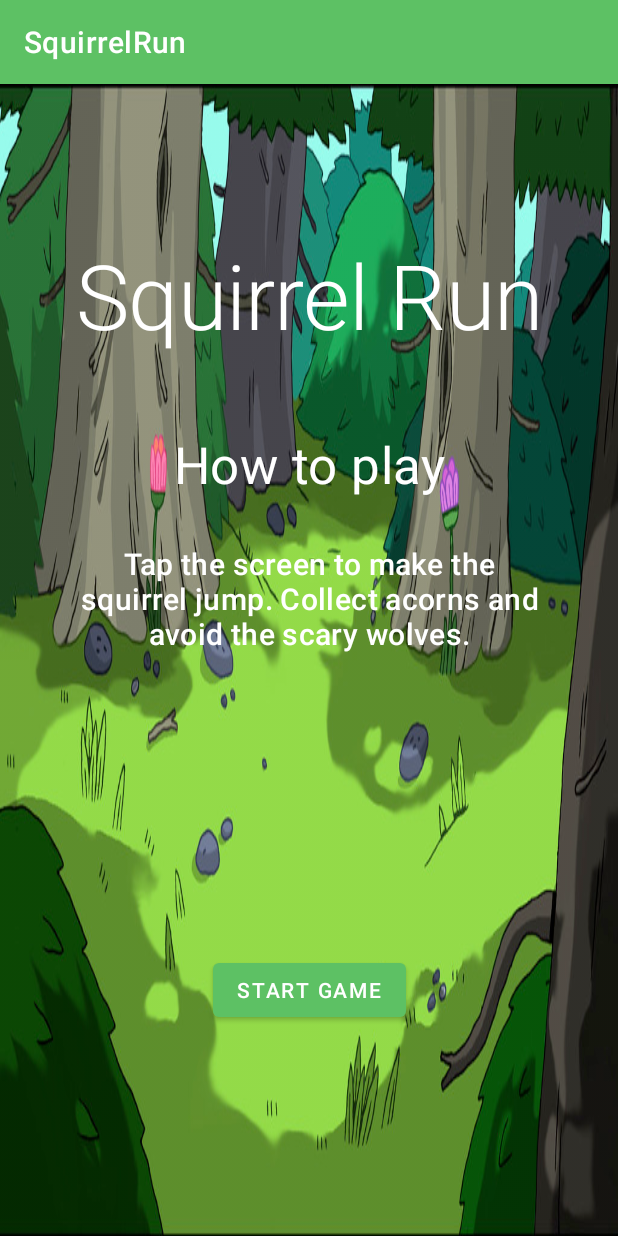
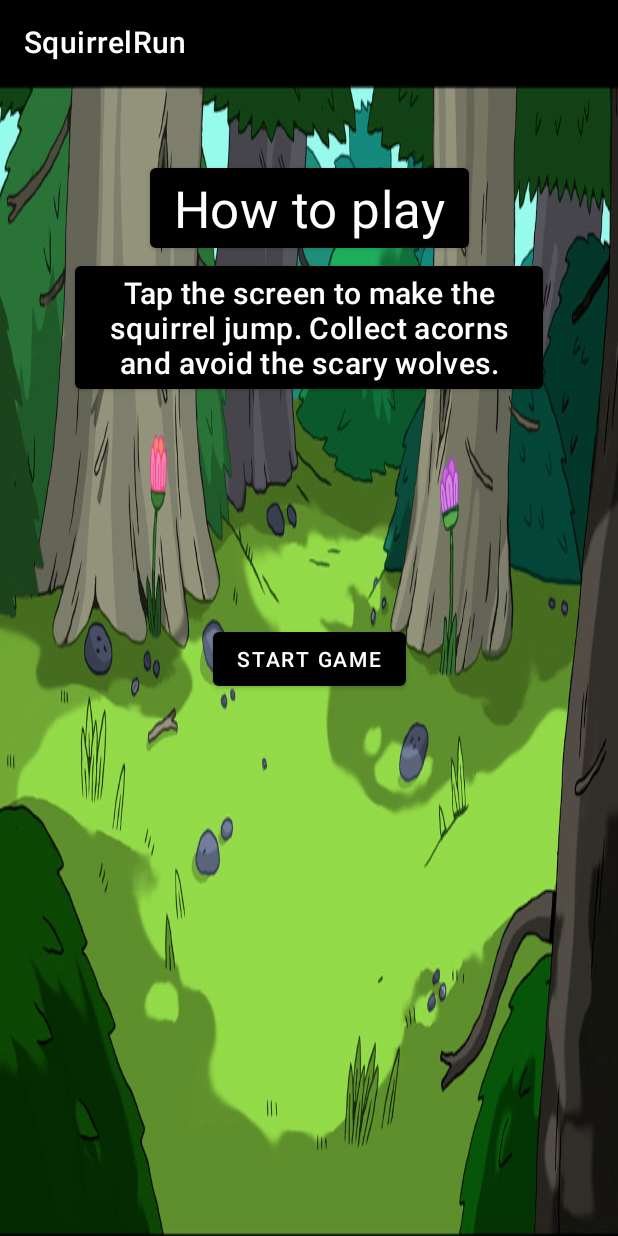
Before and after one commit to rahulpalla/SquirrelRun, an Android app: the StartActivity screen opened directly, with no data from a screen before it, on a phone screen of 412 x 824 dp. Run offline under Robolectric (Android 15) with nearby library versions, the phone set to English and light mode, and no system bars.

Commit message:
changing background and accessibility

```diff
--- a/app/src/main/res/layout/activity_main.xml
+++ b/app/src/main/res/layout/activity_main.xml
@@ -10,7 +10,20 @@
 
 
 
-    <TextView
+<!--    <TextView-->
+<!--        android:id="@+id/app_name"-->
+<!--        android:layout_width="match_parent"-->
+<!--        android:layout_height="wrap_content"-->
+<!--        android:layout_marginTop="100dp"-->
+<!--        android:text="Squirrel Run"-->
+<!--        android:textColor="@color/white"-->
+<!--        android:gravity="center"-->
+<!--        android:textAppearance="@style/TextAppearance.MaterialComponents.Headline2"-->
+<!--        app:layout_constraintEnd_toEndOf="parent"-->
+<!--        app:layout_constraintStart_toStartOf="parent"-->
+<!--        app:layout_constraintTop_toTopOf="parent" />-->
+
+    <Button
         android:id="@+id/app_name"
         android:layout_width="match_parent"
         android:layout_height="wrap_content"
@@ -21,7 +34,7 @@
         android:textAppearance="@style/TextAppearance.MaterialComponents.Headline2"
         app:layout_constraintEnd_toEndOf="parent"
         app:layout_constraintStart_toStartOf="parent"
-        app:layout_constraintTop_toTopOf="parent" />
+        app:layout_constraintTop_toTopOf="parent"/>
 
 
     <Button
--- a/app/src/main/res/layout/settings.xml
+++ b/app/src/main/res/layout/settings.xml
@@ -5,10 +5,11 @@
     android:layout_width="match_parent"
     android:layout_height="match_parent"
     tools:context=".SettingsActivity"
-    android:background="@drawable/background_home"
+    android:background="@drawable/green_background"
+    app:useMaterialThemeColors="false"
     >
 
-    <TextView
+    <Button
         android:id="@+id/setting_title"
         android:layout_width="match_parent"
         android:layout_height="wrap_content"
@@ -19,7 +20,8 @@
         android:textAppearance="@style/TextAppearance.MaterialComponents.Headline3"
         app:layout_constraintEnd_toEndOf="parent"
         app:layout_constraintStart_toStartOf="parent"
-        app:layout_constraintTop_toTopOf="parent" />
+        app:layout_constraintTop_toTopOf="parent"
+        app:useMaterialThemeColors="false"/>
 
 <!--    <TextView-->
 <!--        android:id="@+id/opt1_setting"-->
@@ -86,7 +88,8 @@
         app:layout_constraintTop_toBottomOf="@id/option2_setting"
         android:textAppearance="@style/TextAppearance.MaterialComponents.Headline6"/>
 
-        <Button
+
+    <Button
             android:id="@+id/game_btn"
             android:layout_width="wrap_content"
             android:layout_height="wrap_content"
--- a/app/src/main/res/layout/start_page.xml
+++ b/app/src/main/res/layout/start_page.xml
@@ -8,22 +8,50 @@
     android:background="@drawable/background_home"
     >
 
-    <TextView
-        android:id="@+id/app_name"
-        android:layout_width="match_parent"
-        android:layout_height="wrap_content"
-        android:layout_marginTop="100dp"
-        android:text="Squirrel Run"
-        android:textColor="@color/white"
-        android:gravity="center"
-        android:textAppearance="@style/TextAppearance.MaterialComponents.Headline2"
-        app:layout_constraintEnd_toEndOf="parent"
-        app:layout_constraintStart_toStartOf="parent"
-        app:layout_constraintTop_toTopOf="parent" />
+<!--    <TextView-->
+<!--        android:id="@+id/app_name"-->
+<!--        android:layout_width="match_parent"-->
+<!--        android:layout_height="wrap_content"-->
+<!--        android:layout_marginTop="100dp"-->
+<!--        android:text="Squirrel Run"-->
+<!--        android:textColor="@color/white"-->
+<!--        android:gravity="center"-->
+<!--        android:textAppearance="@style/TextAppearance.MaterialComponents.Headline2"-->
+<!--        app:layout_constraintEnd_toEndOf="parent"-->
+<!--        app:layout_constraintStart_toStartOf="parent"-->
+<!--        app:layout_constraintTop_toTopOf="parent" />-->
 
-    <TextView
+<!--    <Button-->
+<!--        android:id="@+id/app_name"-->
+<!--        android:layout_width="match_parent"-->
+<!--        android:layout_height="wrap_content"-->
+<!--        android:layout_marginTop="100dp"-->
+<!--        android:text="Squirrel Run"-->
+<!--        android:textColor="@color/white"-->
+<!--        android:gravity="center"-->
+<!--        android:textAppearance="@style/TextAppearance.MaterialComponents.Headline2"-->
+<!--        app:layout_constraintEnd_toEndOf="parent"-->
+<!--        app:layout_constraintStart_toStartOf="parent"-->
+<!--        app:layout_constraintTop_toTopOf="parent"/>-->
+
+
+
+<!--    <TextView-->
+<!--        android:id="@+id/how_to_play"-->
+<!--        android:layout_width="match_parent"-->
+<!--        android:layout_height="wrap_content"-->
+<!--        android:layout_marginTop="50dp"-->
+<!--        android:text="How to play"-->
+<!--        android:textColor="@color/white"-->
+<!--        android:gravity="center"-->
+<!--        android:textAppearance="@style/TextAppearance.MaterialComponents.Headline4"-->
+<!--        app:layout_constraintEnd_toEndOf="parent"-->
+<!--        app:layout_constraintStart_toStartOf="parent"-->
+<!--        app:layout_constraintTop_toBottomOf="@id/app_name" />-->
+
+    <Button
         android:id="@+id/how_to_play"
-        android:layout_width="match_parent"
+        android:layout_width="wrap_content"
         android:layout_height="wrap_content"
         android:layout_marginTop="50dp"
         android:text="How to play"
@@ -32,13 +60,17 @@
         android:textAppearance="@style/TextAppearance.MaterialComponents.Headline4"
         app:layout_constraintEnd_toEndOf="parent"
         app:layout_constraintStart_toStartOf="parent"
-        app:layout_constraintTop_toBottomOf="@id/app_name" />
+        app:layout_constraintTop_toTopOf="parent"/>
+<!--        app:layout_constraintTop_toBottomOf="@id/app_name"-->
 
-    <TextView
+
+
+
+    <Button
         android:id="@+id/tutorial"
         android:layout_width="match_parent"
         android:layout_height="wrap_content"
-        android:layout_marginTop="30dp"
+        android:layout_marginTop="0dp"
         android:layout_marginStart="50dp"
         android:layout_marginEnd="50dp"
         android:text="Tap the screen to make the squirrel jump. Collect acorns and avoid the scary wolves."
@@ -70,7 +102,7 @@
         android:text="start game"
         app:layout_constraintStart_toStartOf="parent"
         app:layout_constraintEnd_toEndOf="parent"
-        android:layout_marginTop="200dp"/>
+        android:layout_marginTop="150dp"/>
 
 
 </androidx.constraintlayout.widget.ConstraintLayout>
--- a/app/src/main/res/values-night/themes.xml
+++ b/app/src/main/res/values-night/themes.xml
@@ -2,11 +2,11 @@
     <!-- Base application theme. -->
     <style name="Theme.SquirrelRun" parent="Theme.MaterialComponents.DayNight.DarkActionBar">
         <!-- Primary brand color. -->
-        <item name="colorPrimary">@color/green2</item>
+        <item name="colorPrimary">@color/black</item>
         <item name="colorPrimaryVariant">@color/blue</item>
         <item name="colorOnPrimary">@color/white</item>
         <!-- Secondary brand color. -->
-        <item name="colorSecondary">@color/green2</item>
+        <item name="colorSecondary">@color/black</item>
         <item name="colorSecondaryVariant">@color/brown</item>
         <item name="colorOnSecondary">@color/black</item>
         <!-- Status bar color. -->
--- a/app/src/main/res/values/colors.xml
+++ b/app/src/main/res/values/colors.xml
@@ -1,10 +1,10 @@
 <?xml version="1.0" encoding="utf-8"?>
 <resources>
     <color name="green1">#4DF08D</color>
-    <color name="brown">#DA9318</color>
-    <color name="blue">#00CFFF</color>
-    <color name="green2">#5DC164</color>
-    <color name="gray">#96A2A6</color>
+    <color name="cyan">#1ACEDD</color>
+    <color name="blue">#41B8FF</color>
+    <color name="brown">#B9725D</color>
+    <color name="pink">#FF53AB</color>
     <color name="black">#FF000000</color>
     <color name="white">#FFFFFFFF</color>
 </resources>
--- a/app/src/main/res/values/themes.xml
+++ b/app/src/main/res/values/themes.xml
@@ -2,12 +2,12 @@
     <!-- Base application theme. -->
     <style name="Theme.SquirrelRun" parent="Theme.MaterialComponents.DayNight.DarkActionBar">
         <!-- Primary brand color. -->
-        <item name="colorPrimary">@color/green2</item>
+        <item name="colorPrimary">@color/black</item>
         <item name="colorPrimaryVariant">@color/blue</item>
         <item name="colorOnPrimary">@color/white</item>
         <!-- Secondary brand color. -->
         <item name="colorSecondary">@color/green1</item>
-        <item name="colorSecondaryVariant">@color/brown</item>
+        <item name="colorSecondaryVariant">@color/blue</item>
         <item name="colorOnSecondary">@color/black</item>
         <!-- Status bar color. -->
         <item name="android:statusBarColor" tools:targetApi="l">?attr/colorPrimaryVariant</item>
```
Also changed, not shown: app/src/main/res/drawable/green_background.jpg (added).
